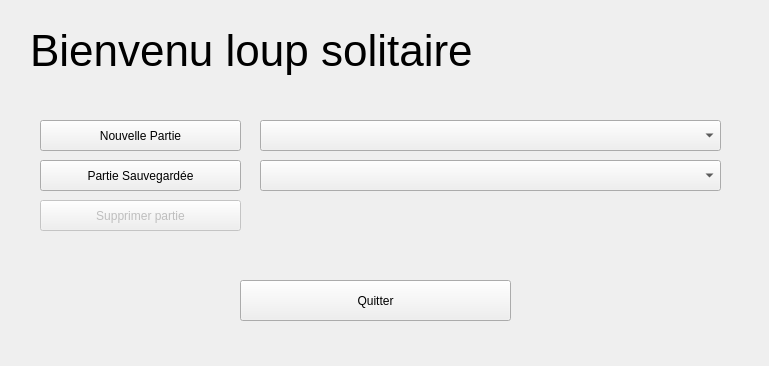
Qt form UIs/pop_up.ui (2166311-delFabbro-Alexandre/A22-BD2-LDVELH) before a commit.
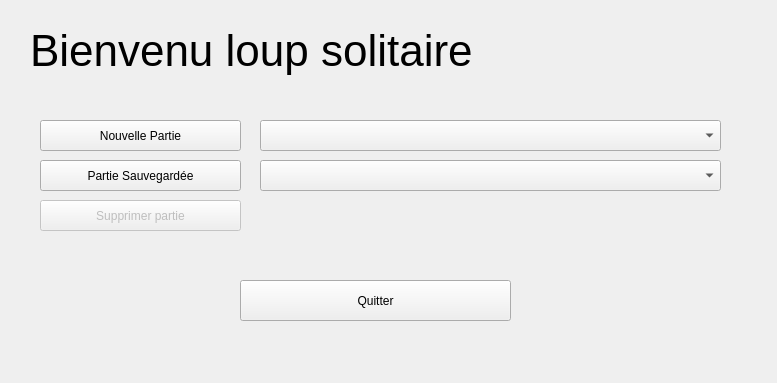
The same form after that commit.

```diff
--- a/UIs/pop_up.ui
+++ b/UIs/pop_up.ui
@@ -6,8 +6,8 @@
    <rect>
     <x>0</x>
     <y>0</y>
-    <width>769</width>
-    <height>366</height>
+    <width>777</width>
+    <height>383</height>
    </rect>
   </property>
   <property name="windowTitle">
```
